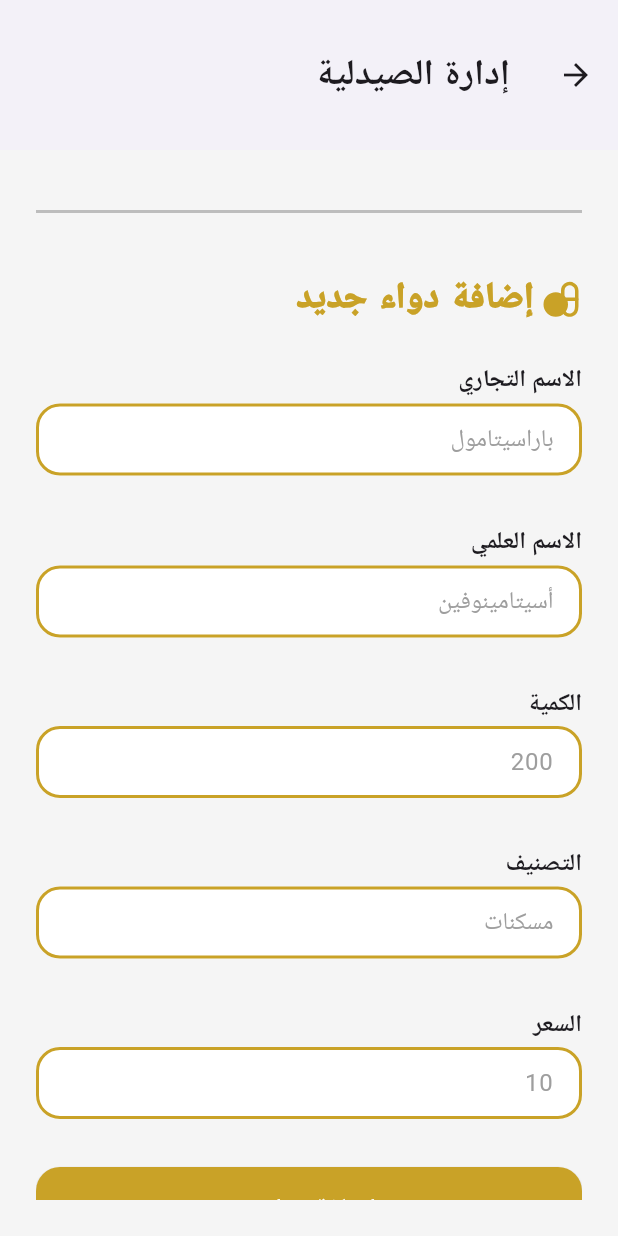
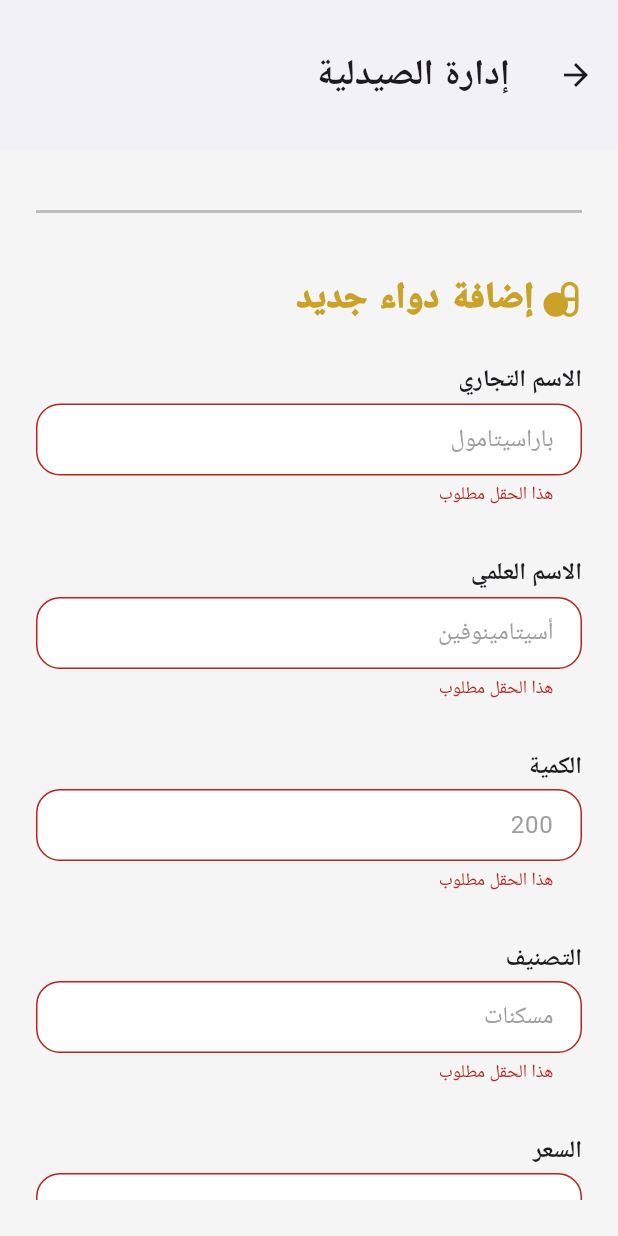
Before and after one commit to rolanredwan/dawa2y, a Flutter app: the PharmacistPage screen opened directly, scrolled down 576 dp, after a tap on "إضافة دواء جديد", on a phone screen of 412 x 824 dp. Run offline on Flutter 3.47's test engine with Material 3 defaults, Android fonts, the phone set to English and light mode, and no system bars; our stand-ins replace flutter_svg, google_fonts, quickalert; Roboto replaces fonts that are missing (Tajawal).

```diff
--- a/lib/pages/pharmacist_page.dart
+++ b/lib/pages/pharmacist_page.dart
@@ -1,10 +1,13 @@
 import 'package:flutter/material.dart';
 import 'package:flutter_svg/svg.dart';
+import 'package:quickalert/models/quickalert_type.dart';
+import 'package:quickalert/widgets/quickalert_dialog.dart';
 import '../models/medicine.dart';
 import '../theme/app_colors.dart';
 import '../widgets/border.dart';
 import '../widgets/custom_text_filed.dart';
 import '../widgets/primary_button.dart';
+import '../utils/validators.dart';
 
 class PharmacistPage extends StatefulWidget {
   const PharmacistPage({super.key});
@@ -19,6 +22,9 @@ class _PharmacistPageState extends State<PharmacistPage> {
   final _classificationController = TextEditingController();
   final _priceController = TextEditingController();
   final _quantityController = TextEditingController();
+
+  final _pharmacyFormKey = GlobalKey<FormState>();
+  final _medicineFormKey = GlobalKey<FormState>();
 
   List<Medicine> medicines = [];
 
@@ -52,8 +58,8 @@ class _PharmacistPageState extends State<PharmacistPage> {
         child: Container(
           margin: const EdgeInsets.symmetric(vertical: 24, horizontal: 24),
           child: SingleChildScrollView(
-            child: Form(
-              // key: _formKey,
+            // child: Form(
+            //   key: _formKey,
             child: Column(
               children: [
                 Align(
@@ -74,27 +80,50 @@ class _PharmacistPageState extends State<PharmacistPage> {
                   ),
                 ),
                 const SizedBox(height: 24),
-                  Column(
+
+                Form(
+                  key: _pharmacyFormKey,
+                  child: Column(
                     children: [
                       _pharmacistData(
                         title: 'اسم الصيدلية',
                         hint: 'صيدلية الكنز',
+                        validator: Validators.required,
                       ),
                       _pharmacistData(
                         title: 'اسم الصيدلاني',
                         hint: 'أحمد محمد',
+                        validator: Validators.required,
                       ),
                       _pharmacistData(
                         title: 'رقم الصيدلية',
                         hint: '059 000 0000',
+                        validator: Validators.required,
                       ),
-                      _pharmacistData(title: 'ساعات العمل', hint: ' 9AM - 9PM'),
+                      _pharmacistData(
+                        title: 'ساعات العمل',
+                        hint: ' 9AM - 9PM',
+                        validator: Validators.required,
+                      ),
                       PrimaryButton(
                         icon: Icons.save,
                         label: 'حفظ البيانات',
-                        onPressed: () {},
+                        onPressed: () {
+                          if (_pharmacyFormKey.currentState!.validate()) {
+                            QuickAlert.show(
+                              context: context,
+                              type: QuickAlertType.info,
+                              title: '',
+                              text: 'تم حفظ البيانات بنجاح!',
+                              autoCloseDuration: Duration(seconds: 3),
+                              confirmBtnText: 'حسناً',
+                              confirmBtnColor: Color(0xECEDCA61),
+                            );
+                          }
+                        },
                       ),
                     ],
+                  ),
                 ),
                 SizedBox(height: 40),
                 Container(height: 2, color: Colors.grey[400]),
@@ -128,39 +157,56 @@ class _PharmacistPageState extends State<PharmacistPage> {
                       ),
                     ),
                     const SizedBox(height: 24),
-                      Column(
+                    Form(
+                      key: _medicineFormKey,
+                      child: Column(
                         children: [
                           _medicineData(
                             title: 'الاسم التجاري',
                             hint: 'باراسيتامول',
                             controller: _tradeNameController,
+                            validator: Validators.required,
                           ),
                           _medicineData(
                             title: 'الاسم العلمي',
                             hint: 'أسيتامينوفين',
                             controller: _scientificNameController,
+                            validator: Validators.required,
                           ),
                           _medicineData(
                             title: 'الكمية',
                             hint: '200',
                             controller: _quantityController,
+                            validator: Validators.number,
                           ),
                           _medicineData(
                             title: 'التصنيف',
                             hint: 'مسكنات',
                             controller: _classificationController,
+                            validator: Validators.required,
                           ),
                           _medicineData(
                             title: 'السعر',
                             hint: '10',
                             controller: _priceController,
+                            validator: Validators.number,
                           ),
 
                           PrimaryButton(
                             icon: Icons.add,
                             label: 'إضافة دواء جديد',
                             onPressed: () {
+                              if (_medicineFormKey.currentState!.validate()) {
                                 setState(() {
+                                  QuickAlert.show(
+                                    context: context,
+                                    type: QuickAlertType.info,
+                                    title: '',
+                                    text: 'تم إضافة الدواء بنجاح!',
+                                    autoCloseDuration: Duration(seconds: 3),
+                                    confirmBtnText: 'حسناً',
+                                    confirmBtnColor: Color(0xECEDCA61),
+                                  );
                                   medicines.add(
                                     Medicine(
                                       tradName: _tradeNameController.text,
@@ -178,9 +224,11 @@ class _PharmacistPageState extends State<PharmacistPage> {
                                   _priceController.clear();
                                   _quantityController.clear();
                                 });
+                              }
                             },
                           ),
                         ],
+                      ),
                     ),
                   ],
                 ),
@@ -220,14 +268,19 @@ class _PharmacistPageState extends State<PharmacistPage> {
                 ),
               ],
             ),
-            ),
+            // ),
           ),
         ),
       ),
     );
   }
 
-  Widget _pharmacistData({required String title, required String hint}) {
+  Widget _pharmacistData({
+    required String title,
+    required String hint,
+    // required TextEditingController controller,
+    required String? Function(String? value) validator,
+  }) {
     return Column(
       children: [
         Align(
@@ -239,9 +292,11 @@ class _PharmacistPageState extends State<PharmacistPage> {
         ),
         const SizedBox(height: 4),
         CustomTextField(
+          validator: validator,
           hint: hint,
           border: TextFieldBorder.input(),
           controller: null,
+          // controller: controller,
         ),
         const SizedBox(height: 32),
       ],
@@ -252,6 +307,7 @@ class _PharmacistPageState extends State<PharmacistPage> {
     required String title,
     required String hint,
     required TextEditingController controller,
+    required String? Function(String?) validator,
   }) {
     return Column(
       children: [
@@ -267,6 +323,7 @@ class _PharmacistPageState extends State<PharmacistPage> {
           hint: hint,
           border: TextFieldBorder.input(),
           controller: controller,
+          validator: validator,
         ),
         const SizedBox(height: 32),
       ],
--- a/lib/utils/validators.dart
+++ b/lib/utils/validators.dart
@@ -13,13 +13,33 @@ class Validators {
   }
 
   static String? number(String? value) {
-    if (value == null || value.trim().isEmpty) return 'هذا الحقل مطلوب';
-    if (double.tryParse(value.trim()) == null) return 'يجب إدخال رقم صحيح';
+    if (value == null || value.trim().isEmpty) {
+      return 'هذا الحقل مطلوب';
+    }
+
+    String normalized = value
+        .replaceAll('٠', '0')
+        .replaceAll('١', '1')
+        .replaceAll('٢', '2')
+        .replaceAll('٣', '3')
+        .replaceAll('٤', '4')
+        .replaceAll('٥', '5')
+        .replaceAll('٦', '6')
+        .replaceAll('٧', '7')
+        .replaceAll('٨', '8')
+        .replaceAll('٩', '9')
+        .replaceAll('٫', '.');
+
+    if (double.tryParse(normalized) == null) {
+      return 'يجب إدخال رقم صحيح';
+    }
     return null;
   }
 
   static String? password(String? value) {
-    if (value == null || value.trim().isEmpty) return 'كلمة المرور مطلوبة';
+    if (value == null || value.trim().isEmpty) {
+      return 'كلمة المرور مطلوبة';
+    }
     if (value.trim().length < 6) {
       return 'كلمة المرور يجب أن تكون 6 أحرف على الأقل';
     }
```
Also changed, not shown: lib/pages/login_page.dart (+1 -35 lines), lib/pages/register_page.dart (+13 -2 lines). Lines whose indentation alone changed are shown as unchanged.
